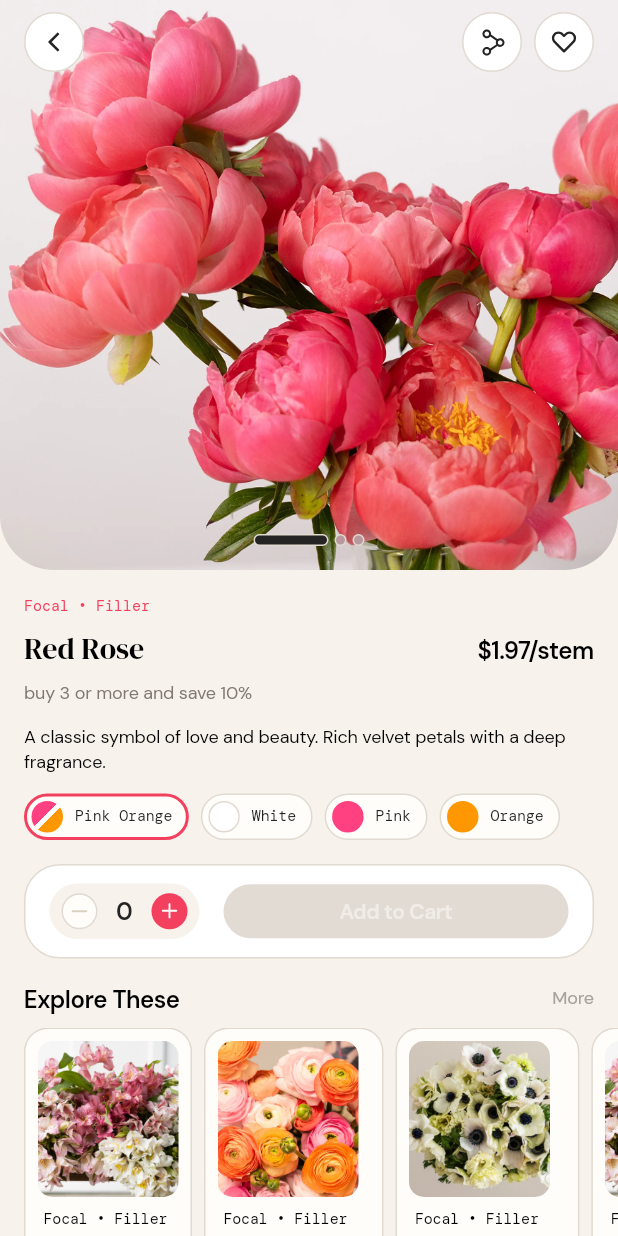
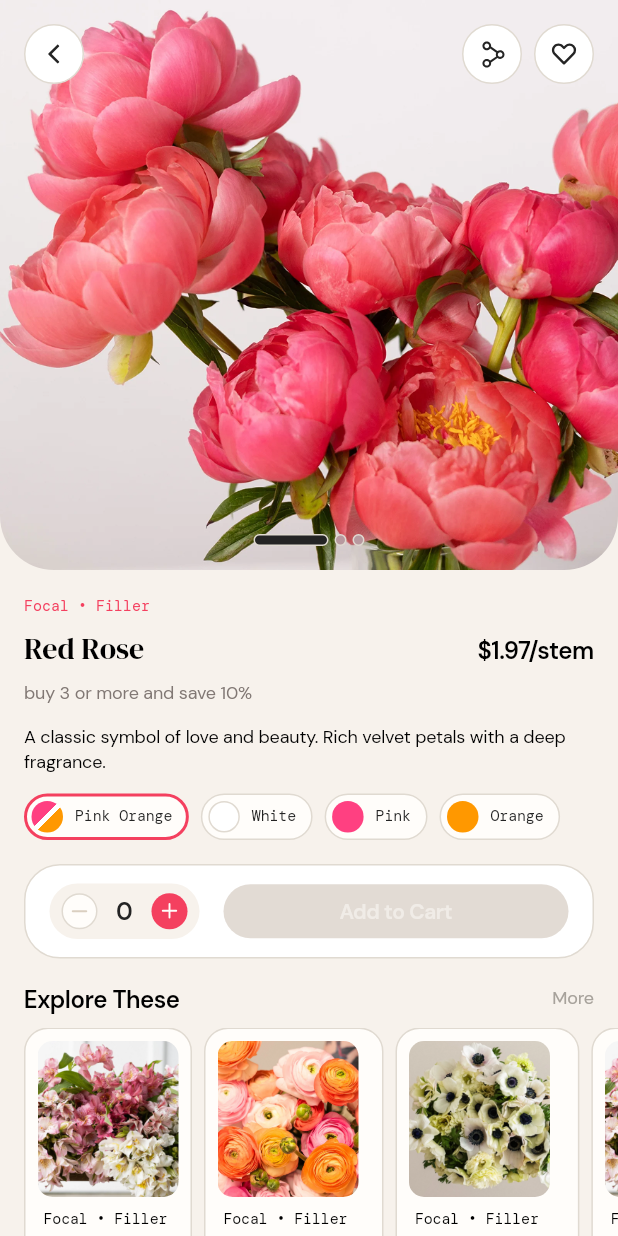
Before and after one commit to myuma24/flora, a Flutter app: the screen it shows after launch, after a tap on "Focal • Filler", on a phone screen of 412 x 824 dp. Run offline on Flutter 3.47's test engine with Material 3 defaults, Android fonts, the phone set to English and light mode, and no system bars; our stand-ins replace flutter_svg, go_router, google_fonts.

Commit message:
adjust page paddings

```diff
--- a/lib/features/cart/pages/cart_page.dart
+++ b/lib/features/cart/pages/cart_page.dart
@@ -15,7 +15,7 @@ class CartPage extends StatelessWidget {
     return SingleChildScrollView(
       child: SafeArea(
         child: Padding(
-          padding: const EdgeInsets.fromLTRB(16.0, 0, 16.0, 16.0),
+          padding: const EdgeInsets.fromLTRB(16.0, 16.0, 16.0, 16.0),
           child: Column(
             crossAxisAlignment: CrossAxisAlignment.stretch,
             children: [
--- a/lib/features/home/pages/home_page.dart
+++ b/lib/features/home/pages/home_page.dart
@@ -91,7 +91,7 @@ class HomePage extends StatelessWidget {
     return SingleChildScrollView(
       child: SafeArea(
         child: Padding(
-          padding: const EdgeInsets.fromLTRB(0, 0, 0, 16.0),
+          padding: const EdgeInsets.fromLTRB(0, 16.0, 0, 16.0),
           child: Column(
             crossAxisAlignment: CrossAxisAlignment.start,
             children: [
--- a/lib/features/product/pages/product_detail_page.dart
+++ b/lib/features/product/pages/product_detail_page.dart
@@ -249,7 +249,7 @@ class _ProductDetailPageState extends State<ProductDetailPage> {
 
           // Top controls overlay (Sticky)
           Positioned(
-            top: MediaQuery.of(context).padding.top + 8.0,
+            top: MediaQuery.of(context).padding.top + 16.0,
             left: 16.0,
             right: 16.0,
             child: Row(
```
Lines whose indentation alone changed are shown as unchanged.
